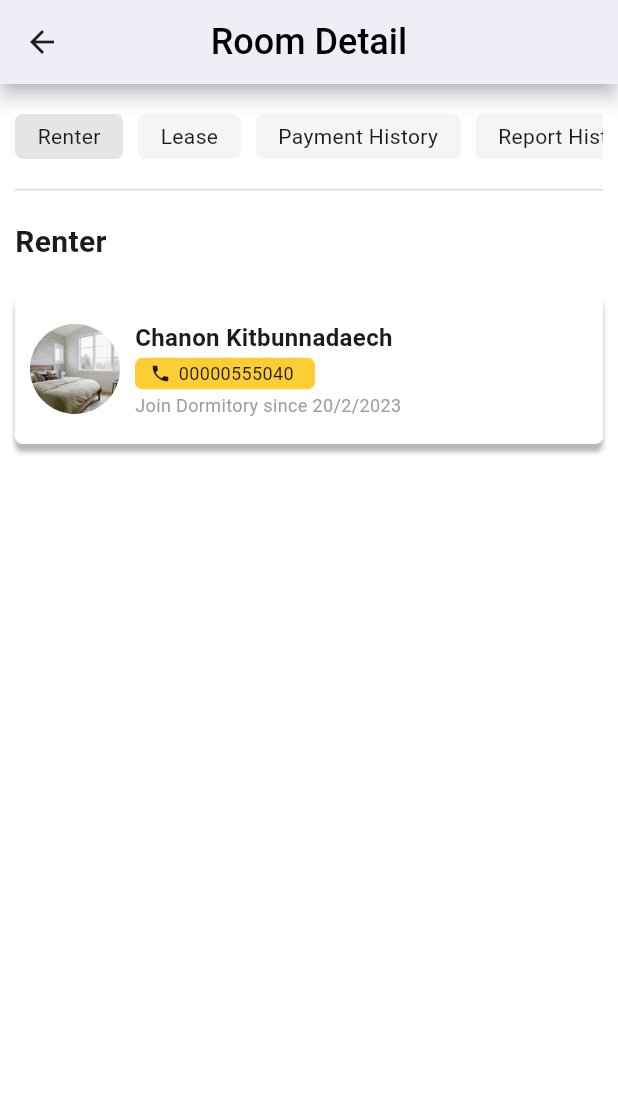
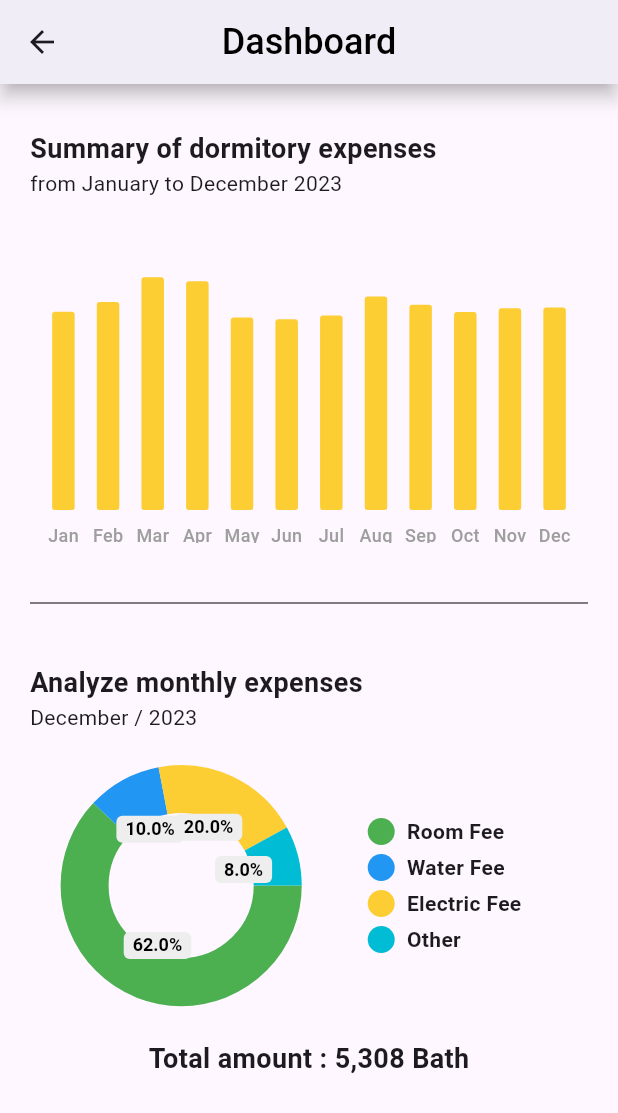
Before and after one commit to NonChanon/Dormy_App, a Flutter app: the Home screen opened directly, after a tap on "Dashboard", on a phone screen of 412 x 824 dp. Shown: the top 1113 px of the screen. Run offline on Flutter 3.47's test engine with Material 3 defaults, Android fonts, the phone set to English and light mode, and no system bars; drawn by our look-alikes of fl_chart, pie_chart; our stand-ins replace curved_navigation_bar, get, qr_flutter; missing offline and left inert: dart:ffi.

Commit message:
dashboard

```diff
--- a/lib/src/component/home_body.dart
+++ b/lib/src/component/home_body.dart
@@ -1,6 +1,7 @@
 import 'package:dorm_app/%E0%B8%B5%E0%B8%B5utils/authController.dart';
 import 'package:dorm_app/src/pages/announcement.dart';
 import 'package:dorm_app/src/pages/admin/meter.dart';
+import 'package:dorm_app/src/pages/dashboard.dart';
 import 'package:dorm_app/src/pages/report.dart';
 import 'package:dorm_app/src/pages/admin/room_detail.dart';
 import 'package:flutter/material.dart';
@@ -63,7 +64,7 @@ class _HomeBodyState extends State<HomeBody> {
                 _buildMenu(Icons.electric_meter, "Meter", Meter()),
               if (userRole == UserRole.admin) // ถ้า userRole เป็น 'admin'
                 SizedBox(width: 20), // ใส่ SizedBox ใน if condition
-              _buildMenu(Icons.analytics, "Dashboard", RoomDetailPage()),
+              _buildMenu(Icons.analytics, "Dashboard", Dashboard()),
             ],
           ),
         )
--- /dev/null
+++ b/lib/src/pages/bar_graph/bar_data.dart
@@ -0,0 +1,50 @@
+import 'package:dorm_app/src/pages/bar_graph/individual_bar.dart';
+
+class BarData {
+  final double janAmount;
+  final double febAmount;
+  final double marchAmount;
+  final double aprilAmount;
+  final double mayAmount;
+  final double juneAmount;
+  final double julyAmount;
+  final double augAmount;
+  final double sepAmount;
+  final double octAmount;
+  final double novAmount;
+  final double decAmount;
+
+  BarData({
+    required this.janAmount,
+    required this.febAmount,
+    required this.marchAmount,
+    required this.aprilAmount,
+    required this.mayAmount,
+    required this.juneAmount,
+    required this.julyAmount,
+    required this.augAmount,
+    required this.sepAmount,
+    required this.octAmount,
+    required this.novAmount,
+    required this.decAmount,
+  });
+
+  List<IndividualBar> barData = [];
+
+  void initializeBarData() {
+    barData = [
+      IndividualBar(x: 0, y: janAmount),
+      IndividualBar(x: 1, y: febAmount),
+      IndividualBar(x: 2, y: marchAmount),
+      IndividualBar(x: 3, y: aprilAmount),
+      IndividualBar(x: 4, y: mayAmount),
+      IndividualBar(x: 5, y: juneAmount),
+      IndividualBar(x: 6, y: julyAmount),
+      IndividualBar(x: 7, y: augAmount),
+      IndividualBar(x: 8, y: sepAmount),
+      IndividualBar(x: 9, y: octAmount),
+      IndividualBar(x: 10, y: novAmount),
+      IndividualBar(x: 11, y: decAmount),
+    ];
+  }
+}
--- /dev/null
+++ b/lib/src/pages/bar_graph/bar_graph.dart
@@ -0,0 +1,179 @@
+import 'dart:ffi';
+
+import 'package:dorm_app/%E0%B8%B5%E0%B8%B5utils/authController.dart';
+import 'package:dorm_app/src/pages/bar_graph/bar_data.dart';
+import 'package:flutter/material.dart';
+import 'package:fl_chart/fl_chart.dart';
+import 'package:get/get.dart';
+
+class BarGraph extends StatelessWidget {
+  final List yearSummary;
+  const BarGraph({
+    super.key,
+    required this.yearSummary,
+  });
+
+  @override
+  Widget build(BuildContext context) {
+    final AuthController _authController = Get.find();
+    UserRole userRole = _authController.getCurrentUserRole();
+    double maxY = 0;
+    switch (userRole) {
+      case UserRole.admin:
+        maxY = 80000;
+        break;
+      case UserRole.user:
+        maxY = 7000;
+        break;
+    }
+    BarData myBarData = BarData(
+      janAmount: yearSummary[0],
+      febAmount: yearSummary[1],
+      marchAmount: yearSummary[2],
+      aprilAmount: yearSummary[3],
+      mayAmount: yearSummary[4],
+      juneAmount: yearSummary[5],
+      julyAmount: yearSummary[6],
+      augAmount: yearSummary[7],
+      sepAmount: yearSummary[8],
+      octAmount: yearSummary[9],
+      novAmount: yearSummary[10],
+      decAmount: yearSummary[11],
+    );
+    myBarData.initializeBarData();
+
+    return BarChart(
+      BarChartData(
+        maxY: maxY,
+        minY: 0,
+        gridData: FlGridData(show: false),
+        borderData: FlBorderData(show: false),
+        titlesData: FlTitlesData(
+            show: true,
+            topTitles: AxisTitles(
+              sideTitles: SideTitles(showTitles: false),
+            ),
+            leftTitles: AxisTitles(
+              sideTitles: SideTitles(
+                showTitles: false,
+              ),
+            ),
+            rightTitles: AxisTitles(
+              sideTitles: SideTitles(showTitles: false),
+            ),
+            bottomTitles: AxisTitles(
+                sideTitles: SideTitles(
+                    showTitles: true, getTitlesWidget: getBottomTiles))),
+        barGroups: myBarData.barData
+            .map(
+              (data) => BarChartGroupData(
+                x: data.x,
+                barRods: [
+                  BarChartRodData(
+                      color: Color(0xFFFDCD34),
+                      toY: data.y,
+                      width: 15,
+                      borderRadius: BorderRadius.circular(2),
+                      backDrawRodData: BackgroundBarChartRodData(
+                        show: true,
+                        toY: 50,
+                        color: Colors.grey[200],
+                      )),
+                ],
+              ),
+            )
+            .toList(),
+      ),
+    );
+  }
+}
+
+Widget getBottomTiles(double value, TitleMeta meta) {
+  const style = TextStyle(
+    color: Colors.grey,
+    fontWeight: FontWeight.w500,
+    fontSize: 12,
+  );
+
+  Widget text;
+  switch (value.toInt()) {
+    case 0:
+      text = const Text(
+        'Jan',
+        style: style,
+      );
+      break;
+    case 1:
+      text = const Text(
+        'Feb',
+        style: style,
+      );
+      break;
+    case 2:
+      text = const Text(
+        'Mar',
+        style: style,
+      );
+      break;
+    case 3:
+      text = const Text(
+        'Apr',
+        style: style,
+      );
+      break;
+    case 4:
+      text = const Text(
+        'May',
+        style: style,
+      );
+      break;
+    case 5:
+      text = const Text(
+        'Jun',
+        style: style,
+      );
+      break;
+    case 6:
+      text = const Text(
+        'Jul',
+        style: style,
+      );
+      break;
+    case 7:
+      text = const Text(
+        'Aug',
+        style: style,
+      );
+      break;
+    case 8:
+      text = const Text(
+        'Sep',
+        style: style,
+      );
+      break;
+    case 9:
+      text = const Text(
+        'Oct',
+        style: style,
+      );
+      break;
+    case 10:
+      text = const Text(
+        'Nov',
+        style: style,
+      );
+      break;
+    case 11:
+      text = const Text(
+        'Dec',
+        style: style,
+      );
+      break;
+    default:
+      text = const Text(
+        'Dec',
+        style: style,
+      );
+  }
+  return SideTitleWidget(child: text, axisSide: meta.axisSide);
+}
--- /dev/null
+++ b/lib/src/pages/bar_graph/individual_bar.dart
@@ -0,0 +1,6 @@
+class IndividualBar {
+  final int x;
+  final double y;
+
+  IndividualBar({required this.x, required this.y});
+}
--- /dev/null
+++ b/lib/src/pages/dashboard.dart
@@ -0,0 +1,313 @@
+import 'package:dorm_app/%E0%B8%B5%E0%B8%B5utils/authController.dart';
+import 'package:dorm_app/src/pages/bar_graph/bar_graph.dart';
+import 'package:flutter/material.dart';
+import 'package:get/get.dart';
+import 'package:pie_chart/pie_chart.dart';
+
+class Dashboard extends StatefulWidget {
+  const Dashboard({super.key});
+
+  @override
+  State<Dashboard> createState() => _DashboardState();
+}
+
+class _DashboardState extends State<Dashboard> {
+  final AuthController _authController = Get.find();
+  List<double> yearSummary = [
+    62000,
+    65000,
+    70000,
+    72000,
+    55000,
+    57000,
+    52000,
+    64000,
+    65000,
+    62000,
+    63000,
+    61250
+  ];
+
+  List<double> yearUserSummary = [
+    5200,
+    5450,
+    6100,
+    6000,
+    5050,
+    5000,
+    5100,
+    5600,
+    5380,
+    5190,
+    5287,
+    5308
+  ];
+
+  Map<String, double> dataMap = {
+    "Room Fee": 33,
+    "Water Fee": 10,
+    "Electric Fee": 17,
+    "Other": 6,
+    "Unpaid": 33,
+  };
+
+  Map<String, double> dataUserMap = {
+    "Room Fee": 62,
+    "Water Fee": 10,
+    "Electric Fee": 20,
+    "Other": 8,
+  };
+
+  List<Color> colorList = [
+    Colors.green,
+    Colors.blue,
+    Color(0xFFFDCD34),
+    Colors.cyan,
+  ];
+
+  @override
+  Widget build(BuildContext context) {
+    UserRole userRole = _authController.getCurrentUserRole();
+    Widget currentUser;
+    switch (userRole) {
+      case UserRole.admin:
+        currentUser = dashboardAdminBody();
+        break;
+      case UserRole.user:
+        currentUser = dashboardUserBody();
+        break;
+    }
+    return Scaffold(
+      appBar: AppBar(
+        backgroundColor: Colors.white,
+        centerTitle: true,
+        title: Text("Dashboard"),
+        elevation: 5,
+        shadowColor: Colors.black,
+        titleTextStyle: TextStyle(
+            color: Colors.black, fontSize: 24, fontWeight: FontWeight.w500),
+      ),
+      body: currentUser,
+    );
+  }
+
+  Widget dashboardUserBody() {
+    return Container(
+      padding: EdgeInsets.all(20),
+      child: Column(
+        children: [
+          SizedBox(
+            height: 10,
+          ),
+          Row(
+            children: [
+              Expanded(
+                child: Text(
+                  "Summary of dormitory expenses",
+                  style: TextStyle(fontSize: 18, fontWeight: FontWeight.w700),
+                ),
+              )
+            ],
+          ),
+          Row(
+            children: [
+              Expanded(
+                child: Text(
+                  "from January to December 2023",
+                  style: TextStyle(fontSize: 14),
+                ),
+              )
+            ],
+          ),
+          SizedBox(
+            height: 30,
+          ),
+          Container(
+            padding: EdgeInsets.only(bottom: 40),
+            decoration: BoxDecoration(
+              border: Border(
+                bottom: BorderSide(
+                  width: 0,
+                ),
+              ),
+            ),
+            child: SizedBox(
+              height: 200,
+              child: BarGraph(
+                yearSummary: yearUserSummary,
+              ),
+            ),
+          ),
+          SizedBox(
+            height: 40,
+          ),
+          Row(
+            children: [
+              Expanded(
+                child: Text(
+                  "Analyze monthly expenses",
+                  style: TextStyle(fontSize: 18, fontWeight: FontWeight.w700),
+                ),
+              )
+            ],
+          ),
+          Row(
+            children: [
+              Expanded(
+                child: Text(
+                  "December / 2023",
+                  style: TextStyle(fontSize: 14),
+                ),
+              )
+            ],
+          ),
+          SizedBox(
+            height: 30,
+          ),
+          PieChart(
+            dataMap: dataUserMap,
+            animationDuration: Duration(milliseconds: 800),
+            chartLegendSpacing: 60,
+            chartRadius: MediaQuery.of(context).size.width / 3.2,
+            colorList: colorList,
+            initialAngleInDegree: 0,
+            chartType: ChartType.ring,
+            ringStrokeWidth: 32,
+            legendOptions: LegendOptions(
+              showLegendsInRow: false,
+              legendPosition: LegendPosition.right,
+              showLegends: true,
+              legendTextStyle: TextStyle(
+                fontWeight: FontWeight.bold,
+              ),
+            ),
+            chartValuesOptions: ChartValuesOptions(
+              showChartValueBackground: true,
+              showChartValues: true,
+              showChartValuesInPercentage: true,
+              showChartValuesOutside: false,
+              decimalPlaces: 1,
+            ),
+          ),
+          SizedBox(
+            height: 30,
+          ),
+          Text(
+            "Total amount : 5,308 Bath",
+            style: TextStyle(fontSize: 18, fontWeight: FontWeight.w700),
+          ),
+        ],
+      ),
+    );
+  }
+
+  Widget dashboardAdminBody() {
+    return Container(
+      padding: EdgeInsets.all(20),
+      child: Column(
+        children: [
+          SizedBox(
+            height: 10,
+          ),
+          Row(
+            children: [
+              Expanded(
+                child: Text(
+                  "Summary of dormitory rental income",
+                  style: TextStyle(fontSize: 18, fontWeight: FontWeight.w700),
+                ),
+              )
+            ],
+          ),
+          Row(
+            children: [
+              Expanded(
+                child: Text(
+                  "from January to December 2023",
+                  style: TextStyle(fontSize: 14),
+                ),
+              )
+            ],
+          ),
+          SizedBox(
+            height: 30,
+          ),
+          Container(
+            padding: EdgeInsets.only(bottom: 40),
+            decoration: BoxDecoration(
+              border: Border(
+                bottom: BorderSide(
+                  width: 0,
+                ),
+              ),
+            ),
+            child: SizedBox(
+              height: 200,
+              child: BarGraph(
+                yearSummary: yearSummary,
+              ),
+            ),
+          ),
+          SizedBox(
+            height: 40,
+          ),
+          Row(
+            children: [
+              Expanded(
+                child: Text(
+                  "Analyze monthly rental income",
+                  style: TextStyle(fontSize: 18, fontWeight: FontWeight.w700),
+                ),
+              )
+            ],
+          ),
+          Row(
+            children: [
+              Expanded(
+                child: Text(
+                  "December / 2023",
+                  style: TextStyle(fontSize: 14),
+                ),
+              )
+            ],
+          ),
+          SizedBox(
+            height: 30,
+          ),
+          PieChart(
+            dataMap: dataMap,
+            animationDuration: Duration(milliseconds: 800),
+            chartLegendSpacing: 60,
+            chartRadius: MediaQuery.of(context).size.width / 3.2,
+            colorList: colorList,
+            initialAngleInDegree: 0,
+            chartType: ChartType.ring,
+            ringStrokeWidth: 32,
+            legendOptions: LegendOptions(
+              showLegendsInRow: false,
+              legendPosition: LegendPosition.right,
+              showLegends: true,
+              legendTextStyle: TextStyle(
+                fontWeight: FontWeight.bold,
+              ),
+            ),
+            chartValuesOptions: ChartValuesOptions(
+              showChartValueBackground: true,
+              showChartValues: true,
+              showChartValuesInPercentage: true,
+              showChartValuesOutside: false,
+              decimalPlaces: 1,
+            ),
+          ),
+          SizedBox(
+            height: 30,
+          ),
+          Text(
+            "Total amount : 61,250 Bath",
+            style: TextStyle(fontSize: 18, fontWeight: FontWeight.w700),
+          ),
+        ],
+      ),
+    );
+  }
+}
--- a/lib/ีีutils/authController.dart
+++ b/lib/ีีutils/authController.dart
@@ -21,6 +21,6 @@ class AuthController extends GetxController {
   UserRole getCurrentUserRole() {
     // ใส่โค้ดที่นี่เพื่อดึงข้อมูลสิทธิ์ของผู้ใช้งาน
     // เช่น การตรวจสอบในฐานข้อมูลหรือบนเซิร์ฟเวอร์
-    return UserRole.admin; // ตัวอย่างเท่านี้คือการสมมติเท่านั้น
+    return UserRole.user; // ตัวอย่างเท่านี้คือการสมมติเท่านั้น
   }
 }
--- a/pubspec.yaml
+++ b/pubspec.yaml
@@ -31,12 +31,14 @@ dependencies:
   get: ^4.6.6
   flutter:
     sdk: flutter
-
+  qr_flutter: ^4.1.0
+  fl_chart: ^0.66.2
   # The following adds the Cupertino Icons font to your application.
   # Use with the CupertinoIcons class for iOS style icons.
   cupertino_icons: ^1.0.2
   animated_text_kit: ^4.2.2
   curved_navigation_bar: ^1.0.3
+  pie_chart: ^5.4.0
 
 dev_dependencies:
   flutter_test:
```
Also changed, not shown: lib/src/pages/invoice_detail.dart (+11 -1 lines), lib/src/pages/qrPayment.dart (added, +113 -0 lines), pubspec.lock.
